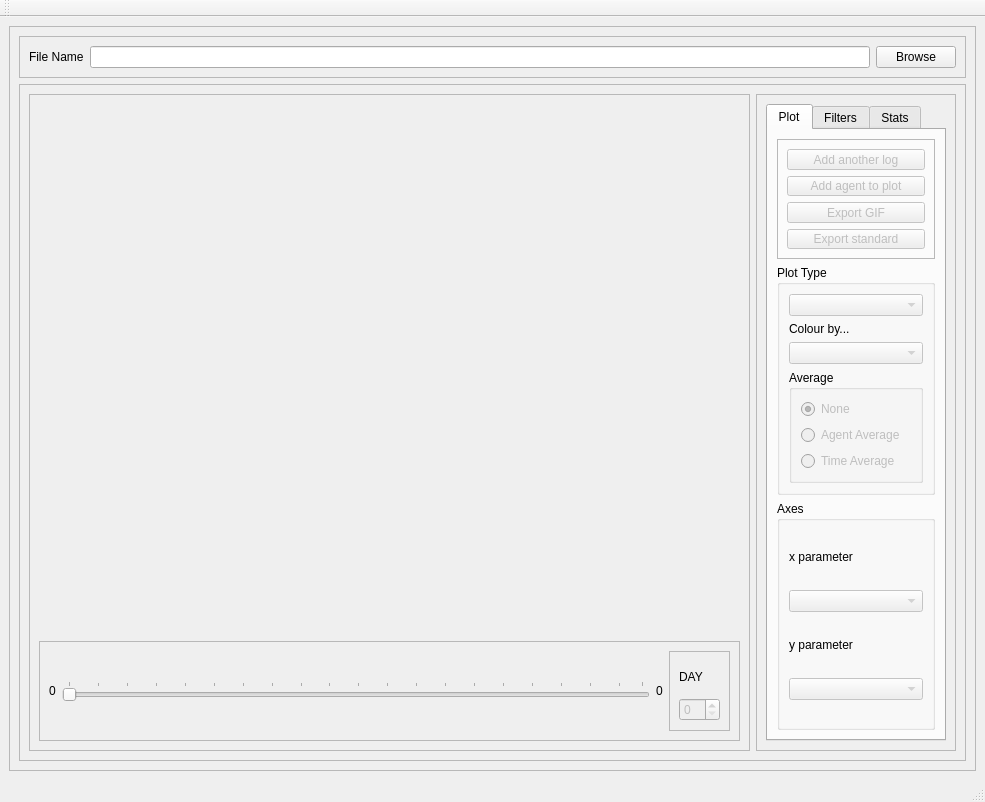
leonwie/multi-agent-systems, file visualisation/visualistation_gui.ui: the form before one commit.
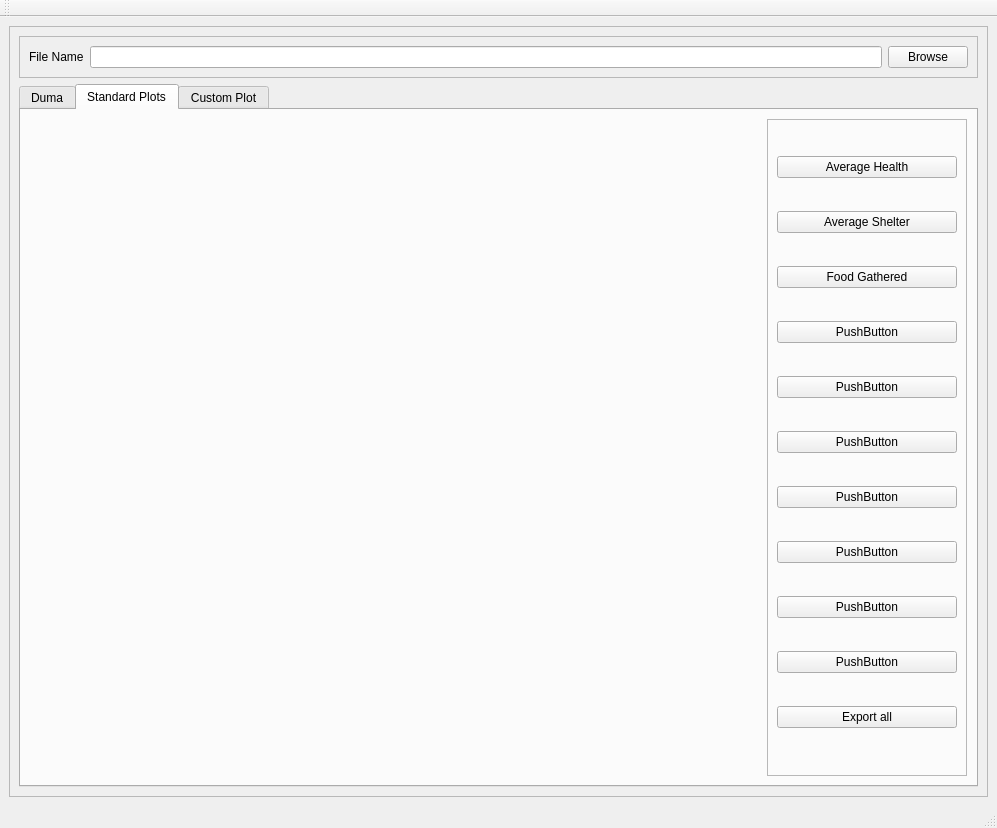
The form after the commit. Custom widgets are drawn as their Qt base class.

```diff
--- a/visualisation/visualistation_gui.ui
+++ b/visualisation/visualistation_gui.ui
@@ -6,8 +6,8 @@
    <rect>
     <x>0</x>
     <y>0</y>
-    <width>985</width>
-    <height>802</height>
+    <width>997</width>
+    <height>828</height>
    </rect>
   </property>
   <property name="maximumSize">
@@ -35,7 +35,7 @@
          <property name="minimumSize">
           <size>
            <width>0</width>
-           <height>30</height>
+           <height>40</height>
           </size>
          </property>
          <property name="maximumSize">
@@ -72,13 +72,130 @@
         </widget>
        </item>
        <item>
+        <widget class="QTabWidget" name="tabWidget_2">
+         <property name="currentIndex">
+          <number>1</number>
+         </property>
+         <widget class="QWidget" name="dumaTab">
+          <attribute name="title">
+           <string>Duma</string>
+          </attribute>
+         </widget>
+         <widget class="QWidget" name="standardPlotsTab">
+          <attribute name="title">
+           <string>Standard Plots</string>
+          </attribute>
+          <layout class="QHBoxLayout" name="horizontalLayout_5">
+           <item>
+            <widget class="MplWidget" name="standardPlotWidget" native="true"/>
+           </item>
+           <item>
         <widget class="QFrame" name="frame_2">
+             <property name="minimumSize">
+              <size>
+               <width>200</width>
+               <height>0</height>
+              </size>
+             </property>
+             <property name="maximumSize">
+              <size>
+               <width>200</width>
+               <height>16777215</height>
+              </size>
+             </property>
          <property name="frameShape">
           <enum>QFrame::StyledPanel</enum>
          </property>
          <property name="frameShadow">
           <enum>QFrame::Raised</enum>
          </property>
+             <layout class="QVBoxLayout" name="verticalLayout_15">
+              <item>
+               <widget class="QPushButton" name="defaultHealthPushButton">
+                <property name="text">
+                 <string>Average Health</string>
+                </property>
+               </widget>
+              </item>
+              <item>
+               <widget class="QPushButton" name="defaultShelterPushButton">
+                <property name="text">
+                 <string>Average Shelter</string>
+                </property>
+               </widget>
+              </item>
+              <item>
+               <widget class="QPushButton" name="defaultFoodPushButton">
+                <property name="text">
+                 <string>Food Gathered</string>
+                </property>
+               </widget>
+              </item>
+              <item>
+               <widget class="QPushButton" name="defaultPushButton1">
+                <property name="text">
+                 <string>PushButton</string>
+                </property>
+               </widget>
+              </item>
+              <item>
+               <widget class="QPushButton" name="defaultPushButton2">
+                <property name="text">
+                 <string>PushButton</string>
+                </property>
+               </widget>
+              </item>
+              <item>
+               <widget class="QPushButton" name="defaultPushButton3">
+                <property name="text">
+                 <string>PushButton</string>
+                </property>
+               </widget>
+              </item>
+              <item>
+               <widget class="QPushButton" name="defaultPushButton4">
+                <property name="text">
+                 <string>PushButton</string>
+                </property>
+               </widget>
+              </item>
+              <item>
+               <widget class="QPushButton" name="defaultPushButton5">
+                <property name="text">
+                 <string>PushButton</string>
+                </property>
+               </widget>
+              </item>
+              <item>
+               <widget class="QPushButton" name="defaultPushButton6">
+                <property name="text">
+                 <string>PushButton</string>
+                </property>
+               </widget>
+              </item>
+              <item>
+               <widget class="QPushButton" name="defaultPushButton7">
+                <property name="text">
+                 <string>PushButton</string>
+                </property>
+               </widget>
+              </item>
+              <item>
+               <widget class="QPushButton" name="exportAllPushButton">
+                <property name="text">
+                 <string>Export all</string>
+                </property>
+               </widget>
+              </item>
+             </layout>
+            </widget>
+           </item>
+          </layout>
+         </widget>
+         <widget class="QWidget" name="customPlotTab">
+          <attribute name="title">
+           <string>Custom Plot</string>
+          </attribute>
          <layout class="QHBoxLayout" name="horizontalLayout">
           <item>
            <widget class="QFrame" name="frame_5">
@@ -216,47 +333,6 @@
                 </attribute>
                 <layout class="QVBoxLayout" name="verticalLayout_10">
                  <item>
-                  <widget class="QFrame" name="frame_8">
-                   <property name="minimumSize">
-                    <size>
-                     <width>0</width>
-                     <height>120</height>
-                    </size>
-                   </property>
-                   <property name="maximumSize">
-                    <size>
-                     <width>16777215</width>
-                     <height>120</height>
-                    </size>
-                   </property>
-                   <property name="frameShape">
-                    <enum>QFrame::StyledPanel</enum>
-                   </property>
-                   <property name="frameShadow">
-                    <enum>QFrame::Raised</enum>
-                   </property>
-                   <layout class="QVBoxLayout" name="verticalLayout_7">
-                    <item>
-                     <widget class="QPushButton" name="addLogButton">
-                      <property name="enabled">
-                       <bool>false</bool>
-                      </property>
-                      <property name="text">
-                       <string>Add another log</string>
-                      </property>
-                     </widget>
-                    </item>
-                    <item>
-                     <widget class="QPushButton" name="addTraceButton">
-                      <property name="enabled">
-                       <bool>false</bool>
-                      </property>
-                      <property name="text">
-                       <string>Add agent to plot</string>
-                      </property>
-                     </widget>
-                    </item>
-                    <item>
                      <widget class="QPushButton" name="gifButton">
                       <property name="enabled">
                        <bool>false</bool>
@@ -267,19 +343,6 @@
                      </widget>
                     </item>
                     <item>
-                     <widget class="QPushButton" name="exportAllButton">
-                      <property name="enabled">
-                       <bool>false</bool>
-                      </property>
-                      <property name="text">
-                       <string>Export standard</string>
-                      </property>
-                     </widget>
-                    </item>
-                   </layout>
-                  </widget>
-                 </item>
-                 <item>
                   <widget class="QGroupBox" name="plotTypeGroup">
                    <property name="title">
                     <string>Plot Type</string>
@@ -308,6 +371,12 @@
                     </item>
                     <item>
                      <widget class="QGroupBox" name="averageBox">
+                       <property name="minimumSize">
+                        <size>
+                         <width>0</width>
+                         <height>100</height>
+                        </size>
+                       </property>
                       <property name="title">
                        <string>Average</string>
                       </property>
@@ -598,6 +667,7 @@
           </item>
          </layout>
         </widget>
+        </widget>
        </item>
       </layout>
      </widget>
```
Left out of the diff: 409 changed lines with no effect on the pictures. Lines whose indentation alone changed are shown as unchanged.
